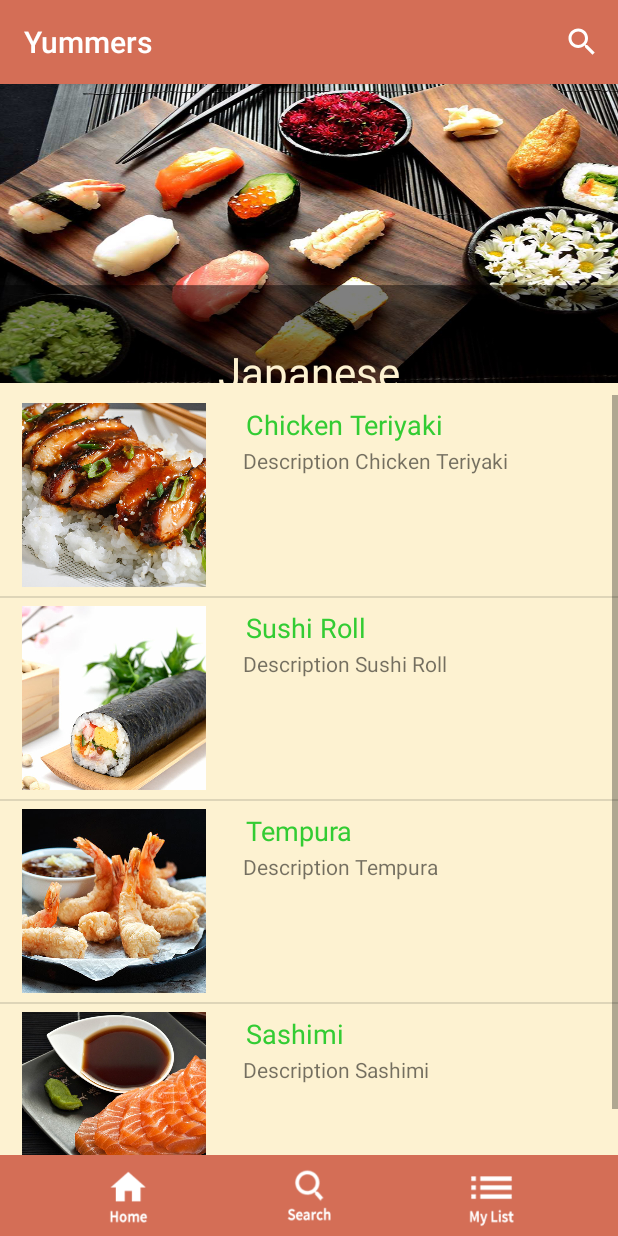
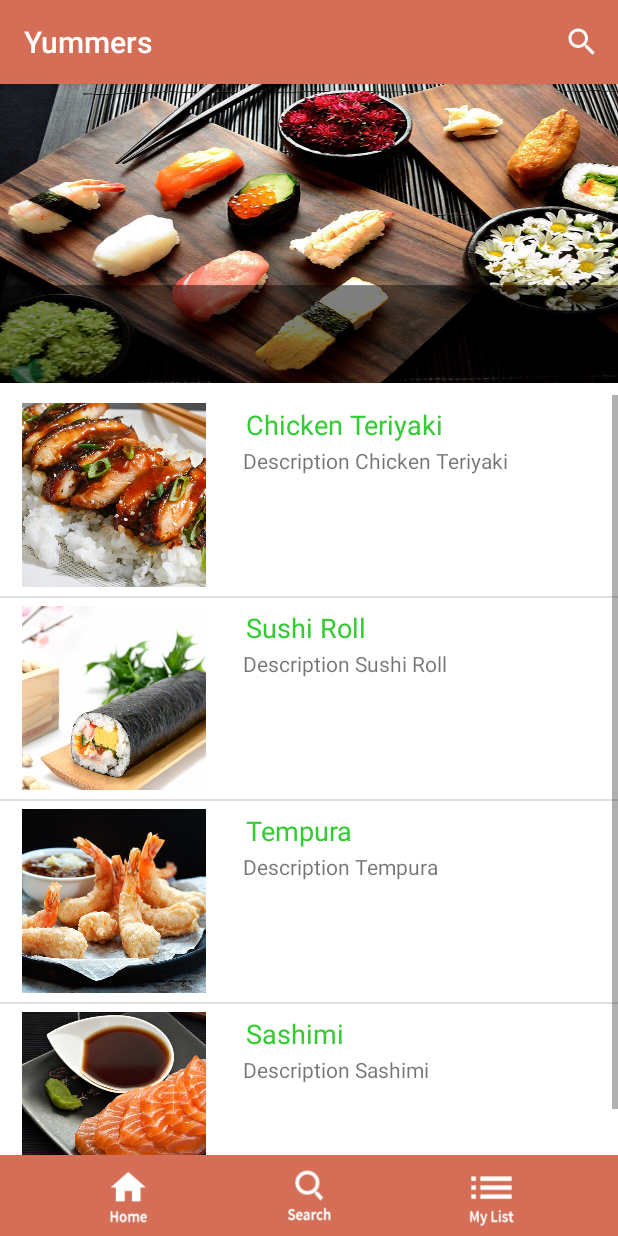
Before and after one commit to jco-requints/Yummers, an Android app: the screen it shows after launch (DisplayRecipes), after a tap on an icon or button, on a phone screen of 412 x 824 dp. Run offline under Robolectric (Android 15) with nearby library versions, the phone set to English and light mode, and no system bars.

Commit message:
Designed the UI of the Recipe List

```diff
--- a/app/src/main/res/layout/display_recipes.xml
+++ b/app/src/main/res/layout/display_recipes.xml
@@ -21,12 +21,6 @@
         android:id="@+id/food_category"
         android:layout_width="wrap_content"
         android:layout_height="wrap_content"
-        android:layout_marginBottom="8dp"
-        android:layout_marginEnd="8dp"
-        android:layout_marginLeft="8dp"
-        android:layout_marginRight="8dp"
-        android:layout_marginStart="8dp"
-        android:layout_marginTop="8dp"
         android:text="@string/food_category"
         android:textColor="@color/colorAccent"
         android:textSize="28dp"
@@ -35,7 +29,7 @@
         app:layout_constraintHorizontal_bias="0.501"
         app:layout_constraintStart_toStartOf="parent"
         app:layout_constraintTop_toTopOf="@+id/category"
-        app:layout_constraintVertical_bias="0.231" />
+        app:layout_constraintVertical_bias="0.304" />
 
     <LinearLayout
         android:id="@+id/linearLayout2"
--- a/app/src/main/res/values/colors.xml
+++ b/app/src/main/res/values/colors.xml
@@ -2,6 +2,6 @@
 <resources>
     <color name="colorPrimary">#D46E56</color>
     <color name="colorPrimaryDark">#E59D92</color>
-    <color name="colorAccent">#FDF2D1</color>
+    <color name="colorAccent">#FFFFFF</color>
     <!--<color name="white">#ffffff</color>-->
 </resources>
```
